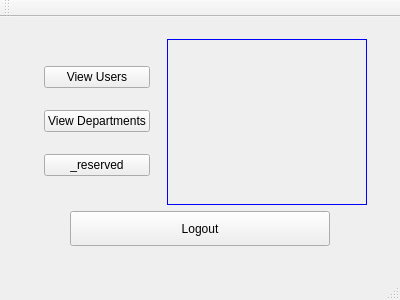
Before: the Qt Designer form mainwindow.ui in ychen745/DBConnection, drawn with Qt 5.
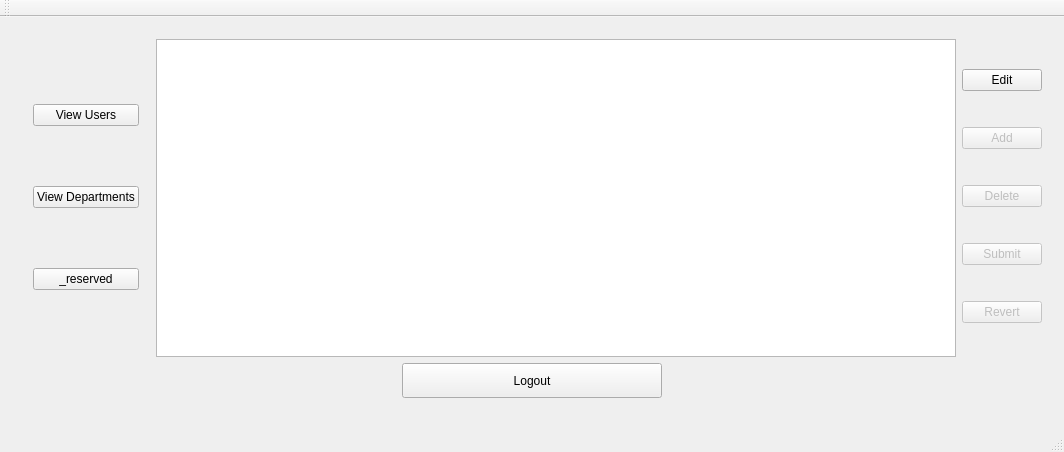
After: the same form once the commit is applied. The open tabs and pages were chosen to show the change.

```diff
--- a/mainwindow.ui
+++ b/mainwindow.ui
@@ -6,8 +6,8 @@
    <rect>
     <x>0</x>
     <y>0</y>
-    <width>400</width>
-    <height>300</height>
+    <width>1061</width>
+    <height>452</height>
    </rect>
   </property>
   <property name="windowTitle">
@@ -254,18 +254,84 @@
            </widget>
           </item>
           <item>
-           <widget class="QWidget" name="dataTableWidget" native="true">
-            <property name="minimumSize">
-             <size>
-              <width>200</width>
-              <height>0</height>
-             </size>
+           <layout class="QHBoxLayout" name="horizontalLayout_5">
+            <property name="leftMargin">
+             <number>0</number>
             </property>
-            <property name="styleSheet">
-             <string notr="true">border: 1px solid blue;</string>
+            <item>
+             <widget class="QTableView" name="dataTableView">
+              <property name="minimumSize">
+               <size>
+                <width>800</width>
+                <height>300</height>
+               </size>
+              </property>
+             </widget>
+            </item>
+           </layout>
+          </item>
+          <item>
+           <layout class="QVBoxLayout" name="verticalLayout_5">
+            <property name="leftMargin">
+             <number>0</number>
             </property>
-            <layout class="QFormLayout" name="formLayout_2"/>
-           </widget>
+            <item>
+             <widget class="QPushButton" name="editButton">
+              <property name="text">
+               <string>Edit</string>
+              </property>
+             </widget>
+            </item>
+            <item>
+             <widget class="QPushButton" name="addButton">
+              <property name="enabled">
+               <bool>false</bool>
+              </property>
+              <property name="styleSheet">
+               <string notr="true"/>
+              </property>
+              <property name="text">
+               <string>Add</string>
+              </property>
+             </widget>
+            </item>
+            <item>
+             <widget class="QPushButton" name="deleteButton">
+              <property name="enabled">
+               <bool>false</bool>
+              </property>
+              <property name="styleSheet">
+               <string notr="true"/>
+              </property>
+              <property name="text">
+               <string>Delete</string>
+              </property>
+             </widget>
+            </item>
+            <item>
+             <widget class="QPushButton" name="submitButton">
+              <property name="enabled">
+               <bool>false</bool>
+              </property>
+              <property name="styleSheet">
+               <string notr="true"/>
+              </property>
+              <property name="text">
+               <string>Submit</string>
+              </property>
+             </widget>
+            </item>
+            <item>
+             <widget class="QPushButton" name="revertButton">
+              <property name="enabled">
+               <bool>false</bool>
+              </property>
+              <property name="text">
+               <string>Revert</string>
+              </property>
+             </widget>
+            </item>
+           </layout>
           </item>
           <item>
            <spacer name="horizontalSpacer_8">
```
Left out of the diff: 6 changed lines with no effect on the pictures.
